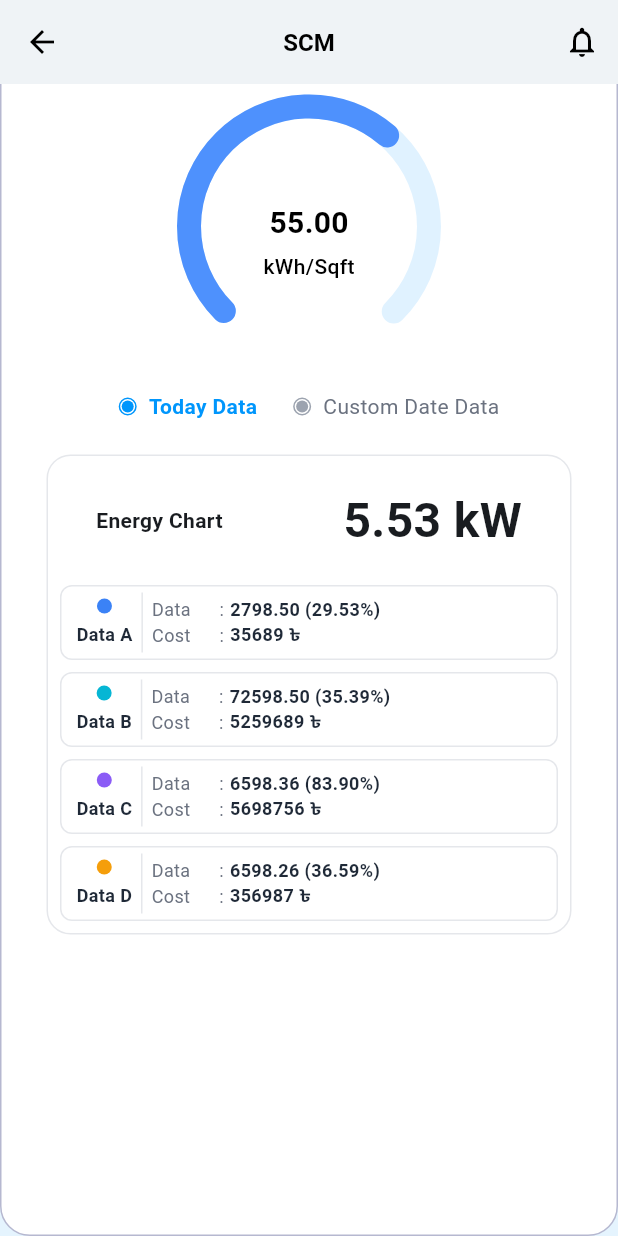
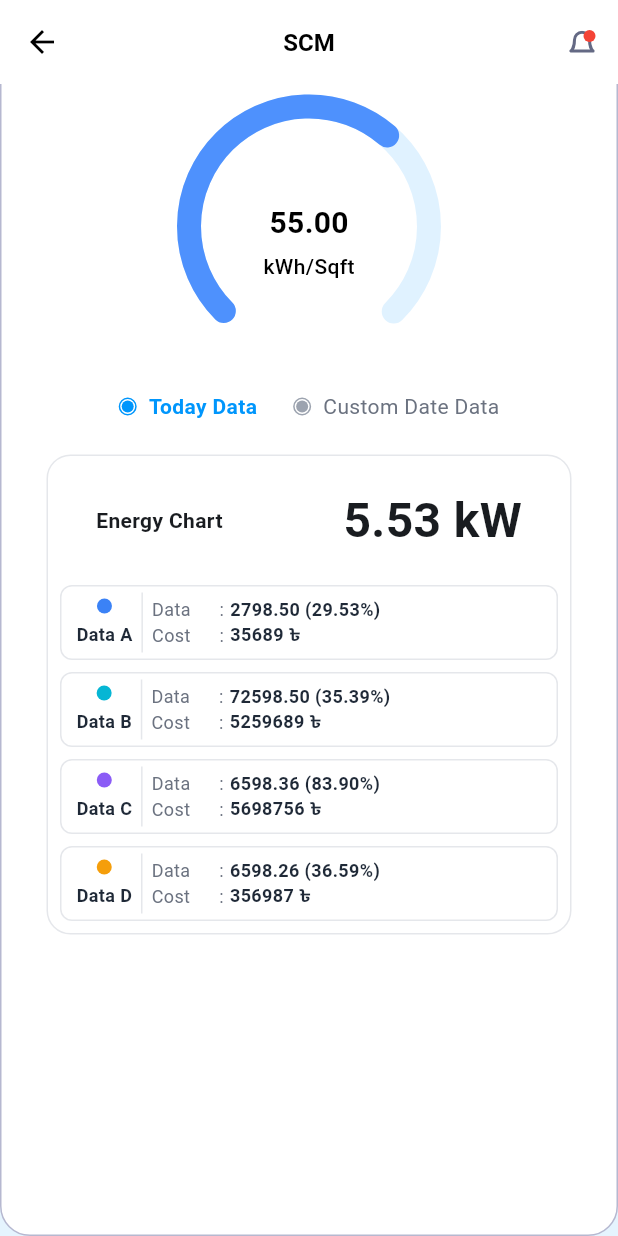
Before and after one commit to Md-Sakibul-Hasan/task_app, a Flutter app: the DataDetailView screen opened directly, scrolled down 98 dp, on a phone screen of 412 x 824 dp. Run offline on Flutter 3.47's test engine with Material 3 defaults, Android fonts, the phone set to English and light mode, and no system bars; our stand-ins replace flutter_svg, get.

Commit message:
fix app bar issue

```diff
--- a/lib/widgets/custom_app_bar.dart
+++ b/lib/widgets/custom_app_bar.dart
@@ -1,5 +1,6 @@
 // Widget - Custom App Bar
 import 'package:flutter/material.dart';
+import 'package:flutter_svg/flutter_svg.dart';
 
 class CustomAppBar extends StatelessWidget implements PreferredSizeWidget {
   final String title;
@@ -7,7 +8,6 @@ class CustomAppBar extends StatelessWidget implements PreferredSizeWidget {
   final bool showNotification;
   final VoidCallback? onBackPressed;
   final VoidCallback? onNotificationPressed;
-  final bool hasNotificationBadge;
 
   const CustomAppBar({
     super.key,
@@ -16,14 +16,15 @@ class CustomAppBar extends StatelessWidget implements PreferredSizeWidget {
     this.showNotification = true,
     this.onBackPressed,
     this.onNotificationPressed,
-    this.hasNotificationBadge = false,
   });
 
   @override
   Widget build(BuildContext context) {
     return AppBar(
       backgroundColor: Colors.white,
+      surfaceTintColor: Colors.transparent,
       elevation: 0,
+      scrolledUnderElevation: 0,
       centerTitle: true,
       leading: showBackButton
           ? IconButton(
@@ -48,17 +49,14 @@ class CustomAppBar extends StatelessWidget implements PreferredSizeWidget {
               Stack(
                 children: [
                   IconButton(
-                    icon: const Icon(
-                      Icons.notifications_outlined,
-                      color: Colors.black,
-                      size: 24,
+                    icon: SvgPicture.asset(
+                      'assets/icons/notification_icon.svg',
                     ),
                     onPressed: onNotificationPressed,
                   ),
-                  if (hasNotificationBadge)
                   Positioned(
-                      right: 11,
-                      top: 11,
+                    right: 15,
+                    top: 16,
                     child: Container(
                       width: 8,
                       height: 8,
```
Lines whose indentation alone changed are shown as unchanged.
